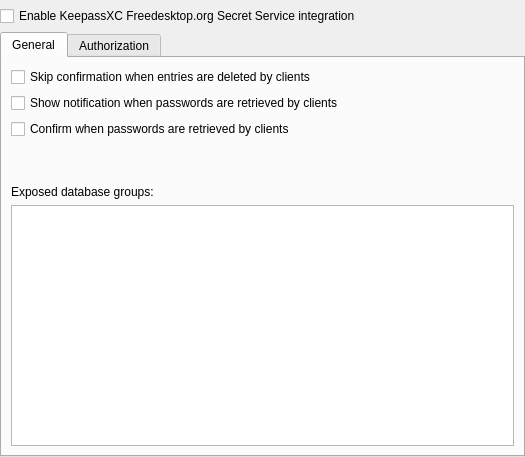
First picture: the form in src/fdosecrets/widgets/SettingsWidgetFdoSecrets.ui, repository keepassxreboot/keepassxc, before the edit.
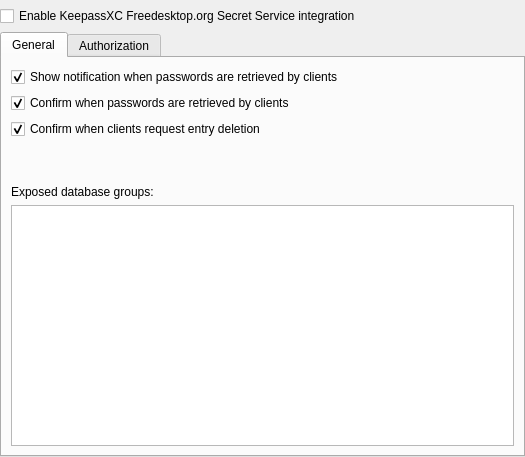
Second picture: the form after the edit. Custom widgets are drawn as their Qt base class.

Commit message: Simplify entry deletion confirmation routine

What changed in the file:
```diff
--- a/src/fdosecrets/widgets/SettingsWidgetFdoSecrets.ui
+++ b/src/fdosecrets/widgets/SettingsWidgetFdoSecrets.ui
@@ -46,21 +46,14 @@
        <string>General</string>
       </attribute>
       <layout class="QVBoxLayout" name="verticalLayout_2">
-       <item>
-        <widget class="QCheckBox" name="noConfirmDeleteItem">
-         <property name="toolTip">
-          <string>&lt;html&gt;&lt;head/&gt;&lt;body&gt;&lt;p&gt;If enabled, clients can delete exposed entries without confirmation. Otherwise, attempts to delete an entry may need to be confirmed interactively (subject to global Security/Convenience settings).&lt;/p&gt;&lt;/body&gt;&lt;/html&gt;</string>
-         </property>
-         <property name="text">
-          <string>Skip confirmation when entries are deleted by clients</string>
-         </property>
-        </widget>
-       </item>
        <item>
         <widget class="QCheckBox" name="showNotification">
          <property name="text">
           <string>Show notification when passwords are retrieved by clients</string>
          </property>
+         <property name="checked">
+          <bool>true</bool>
+         </property>
         </widget>
        </item>
        <item>
@@ -70,6 +63,19 @@
          </property>
          <property name="text">
           <string>Confirm when passwords are retrieved by clients</string>
+         </property>
+         <property name="checked">
+          <bool>true</bool>
+         </property>
+        </widget>
+       </item>
+       <item>
+        <widget class="QCheckBox" name="confirmDeleteItem">
+         <property name="text">
+          <string>Confirm when clients request entry deletion</string>
+         </property>
+         <property name="checked">
+          <bool>true</bool>
          </property>
         </widget>
        </item>
```
The commit also changes 12 other files.
